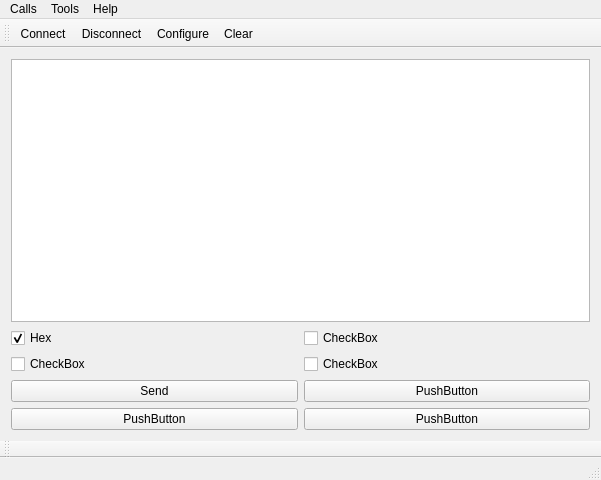
The window that serialport/terminal/mainwindow.ui (Millyvolt/Test_terminal) describes before a commit, drawn with Qt 5.
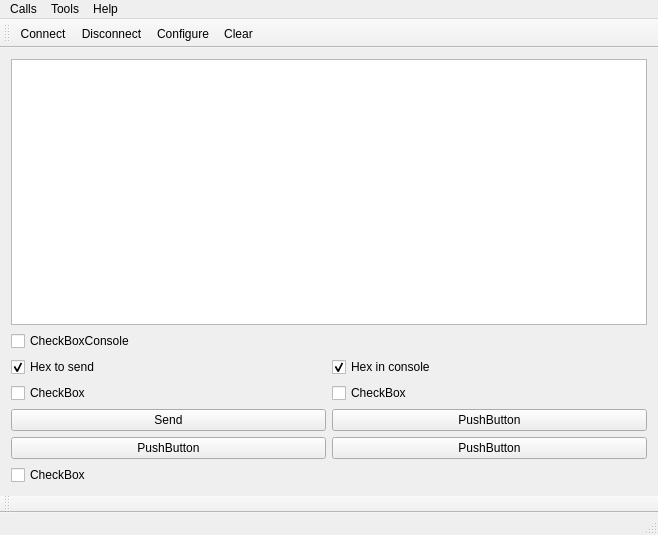
The same window after the commit. Icons and pictures are not drawn.

The edit to the form file:
```diff
--- a/serialport/terminal/mainwindow.ui
+++ b/serialport/terminal/mainwindow.ui
@@ -6,8 +6,8 @@
    <rect>
     <x>0</x>
     <y>0</y>
-    <width>601</width>
-    <height>480</height>
+    <width>658</width>
+    <height>535</height>
    </rect>
   </property>
   <property name="windowTitle">
@@ -19,21 +19,36 @@
      <widget class="QPlainTextEdit" name="plainTextEdit"/>
     </item>
     <item>
-     <layout class="QVBoxLayout" name="verticalLayout_2"/>
+     <layout class="QVBoxLayout" name="verticalLayout_2">
+      <item>
+       <layout class="QGridLayout" name="gridLayout_3">
+        <item row="0" column="0">
+         <widget class="QCheckBox" name="checkBox_2">
+          <property name="text">
+           <string>CheckBoxConsole</string>
+          </property>
+         </widget>
+        </item>
+       </layout>
+      </item>
+     </layout>
     </item>
     <item>
      <layout class="QGridLayout" name="gridLayout_4">
       <item row="0" column="1">
-       <widget class="QCheckBox" name="checkBox_2">
+       <widget class="QCheckBox" name="hexInConsoleCheckBox">
         <property name="text">
-         <string>CheckBox</string>
+         <string>Hex in console</string>
+        </property>
+        <property name="checked">
+         <bool>true</bool>
         </property>
        </widget>
       </item>
       <item row="0" column="0">
        <widget class="QCheckBox" name="HexCheckBox">
         <property name="text">
-         <string>Hex</string>
+         <string>Hex to send</string>
         </property>
         <property name="checked">
          <bool>true</bool>
@@ -88,6 +103,17 @@
       </item>
      </layout>
     </item>
+    <item>
+     <layout class="QGridLayout" name="gridLayout">
+      <item row="0" column="0">
+       <widget class="QCheckBox" name="checkBox">
+        <property name="text">
+         <string>CheckBox</string>
+        </property>
+       </widget>
+      </item>
+     </layout>
+    </item>
    </layout>
   </widget>
   <widget class="QMenuBar" name="menuBar">
@@ -95,7 +121,7 @@
     <rect>
      <x>0</x>
      <y>0</y>
-     <width>601</width>
+     <width>658</width>
      <height>21</height>
     </rect>
    </property>
```
